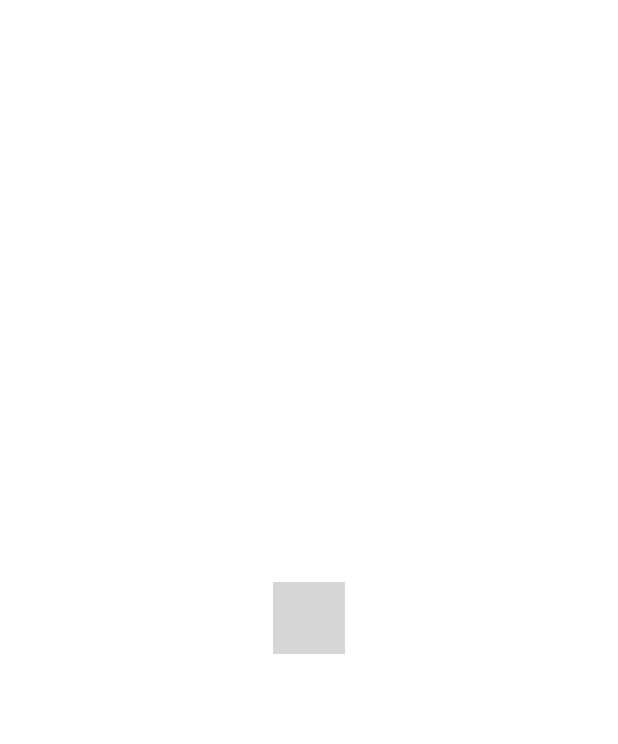
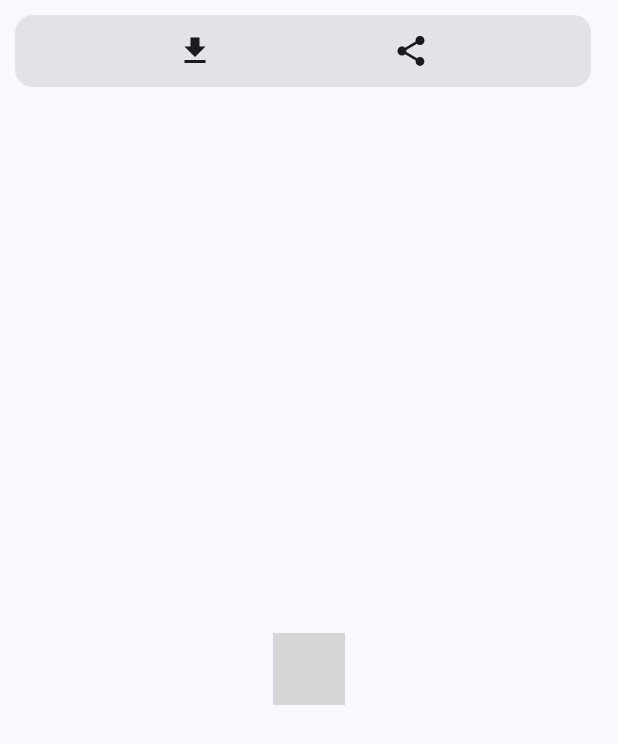
Before and after one commit to SuhasDissa/MemerizeApp, an Android app built with Jetpack Compose: the composable VideoView called with empty values, on a phone screen of 412 x 824 dp. Shown: the top 744 px of the screen. Run offline under Robolectric (Android 15) with nearby library versions, the phone set to English and light mode, and no system bars; libraries missing offline, so code that uses them is left out: com.google.android.exoplayer2; 2 statements that could not run were skipped; grey boxes are pictures that could not be loaded.

Commit message:
Fix Meme Video Player

```diff
--- a/app/src/main/java/app/suhasdissa/memerize/ui/components/VideoView.kt
+++ b/app/src/main/java/app/suhasdissa/memerize/ui/components/VideoView.kt
@@ -1,16 +1,22 @@
 package app.suhasdissa.memerize.ui.components
 
 import android.net.Uri
-import androidx.compose.foundation.layout.Arrangement
-import androidx.compose.foundation.layout.Column
-import androidx.compose.foundation.layout.fillMaxSize
+import androidx.compose.foundation.layout.*
+import androidx.compose.material3.Card
+import androidx.compose.material3.Icon
+import androidx.compose.material3.IconButton
 import androidx.compose.runtime.Composable
 import androidx.compose.runtime.DisposableEffect
 import androidx.compose.runtime.remember
 import androidx.compose.ui.Alignment
 import androidx.compose.ui.Modifier
 import androidx.compose.ui.platform.LocalContext
+import androidx.compose.ui.res.painterResource
+import androidx.compose.ui.unit.dp
 import androidx.compose.ui.viewinterop.AndroidView
+import app.suhasdissa.memerize.R
+import app.suhasdissa.memerize.utils.DownloadUtil
+import app.suhasdissa.memerize.utils.ShareUrl
 import com.google.android.exoplayer2.ExoPlayer
 import com.google.android.exoplayer2.MediaItem
 import com.google.android.exoplayer2.ui.StyledPlayerView
@@ -20,11 +26,31 @@ import java.nio.charset.StandardCharsets
 @Composable
 fun VideoView(url: String, modifier: Modifier = Modifier) {
     val decodedUrl = URLDecoder.decode(url, StandardCharsets.UTF_8.toString())
-    Column(
-        modifier.fillMaxSize(),
-        horizontalAlignment = Alignment.CenterHorizontally,
-        verticalArrangement = Arrangement.Center
+    val context = LocalContext.current
+    Column(modifier.fillMaxSize(), verticalArrangement = Arrangement.SpaceEvenly) {
+        Card(
+            modifier
+                .padding(10.dp)
+                .fillMaxWidth(.98f)
         ) {
+            Row(modifier.fillMaxWidth(), horizontalArrangement = Arrangement.SpaceEvenly) {
+
+                IconButton(onClick = { DownloadUtil(context, decodedUrl) }, modifier) {
+                    Icon(
+                        painter = painterResource(R.drawable.ic_download),
+                        contentDescription = "Download Photo"
+                    )
+                }
+                IconButton(onClick = {
+                    ShareUrl(context, decodedUrl)
+                }, modifier) {
+                    Icon(
+                        painter = painterResource(R.drawable.ic_share),
+                        contentDescription = "Share Photo"
+                    )
+                }
+            }
+        }
 
         val mContext = LocalContext.current
         val mExoPlayer = remember(mContext) {
@@ -35,6 +61,7 @@ fun VideoView(url: String, modifier: Modifier = Modifier) {
                 prepare()
             }
         }
+        Box(modifier = modifier.fillMaxSize(), contentAlignment = Alignment.Center) {
             DisposableEffect(
                 AndroidView(factory = { context ->
                     StyledPlayerView(context).apply {
@@ -48,3 +75,4 @@ fun VideoView(url: String, modifier: Modifier = Modifier) {
             }
         }
     }
+}
```
Also changed, not shown: app/src/main/java/app/suhasdissa/memerize/Destinations.kt (+1 -8 lines), app/src/main/java/app/suhasdissa/memerize/NavHost.kt (+25 -38 lines), app/src/main/java/app/suhasdissa/memerize/backend/RedditModel.kt (+11 -7 lines), app/src/main/java/app/suhasdissa/memerize/ui/components/WebView.kt (deleted, +0 -22 lines), app/src/main/java/app/suhasdissa/memerize/ui/screens/MemeViewScreen.kt (+7 -3 lines), app/src/main/java/app/suhasdissa/memerize/ui/screens/SettingsScreen.kt (+3 -5 lines). Lines whose indentation alone changed are shown as unchanged.
